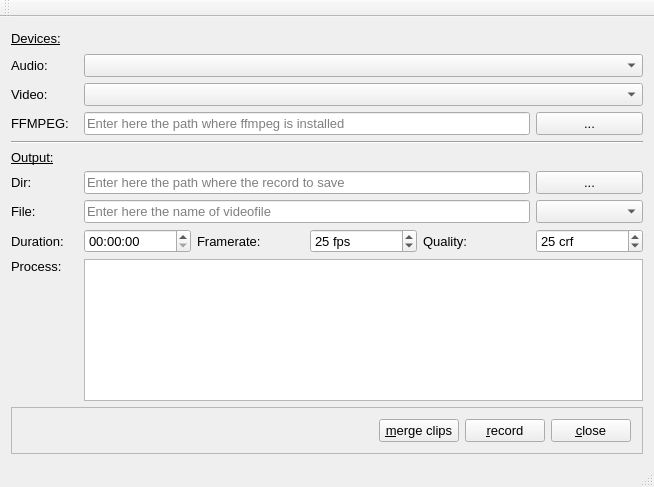
This is mainwindow.ui in fasa1964/screenrecorder as Qt 5 draws it before an edit. The edited form follows.
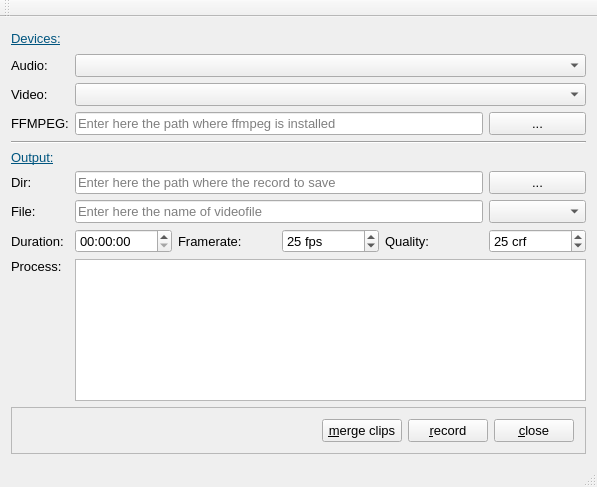
This is the edited form.

Commit message: Add settings to store values.

```diff
--- a/mainwindow.ui
+++ b/mainwindow.ui
@@ -6,7 +6,7 @@
    <rect>
     <x>0</x>
     <y>0</y>
-    <width>654</width>
+    <width>597</width>
     <height>487</height>
    </rect>
   </property>
@@ -59,6 +59,43 @@
     </item>
     <item row="5" column="0" rowspan="2">
      <widget class="QLabel" name="label_9">
+      <property name="palette">
+       <palette>
+        <active>
+         <colorrole role="WindowText">
+          <brush brushstyle="SolidPattern">
+           <color alpha="255">
+            <red>0</red>
+            <green>85</green>
+            <blue>127</blue>
+           </color>
+          </brush>
+         </colorrole>
+        </active>
+        <inactive>
+         <colorrole role="WindowText">
+          <brush brushstyle="SolidPattern">
+           <color alpha="255">
+            <red>0</red>
+            <green>85</green>
+            <blue>127</blue>
+           </color>
+          </brush>
+         </colorrole>
+        </inactive>
+        <disabled>
+         <colorrole role="WindowText">
+          <brush brushstyle="SolidPattern">
+           <color alpha="255">
+            <red>120</red>
+            <green>120</green>
+            <blue>120</blue>
+           </color>
+          </brush>
+         </colorrole>
+        </disabled>
+       </palette>
+      </property>
       <property name="font">
        <font>
         <underline>true</underline>
@@ -71,6 +108,43 @@
     </item>
     <item row="0" column="0">
      <widget class="QLabel" name="label">
+      <property name="palette">
+       <palette>
+        <active>
+         <colorrole role="WindowText">
+          <brush brushstyle="SolidPattern">
+           <color alpha="255">
+            <red>0</red>
+            <green>85</green>
+            <blue>127</blue>
+           </color>
+          </brush>
+         </colorrole>
+        </active>
+        <inactive>
+         <colorrole role="WindowText">
+          <brush brushstyle="SolidPattern">
+           <color alpha="255">
+            <red>0</red>
+            <green>85</green>
+            <blue>127</blue>
+           </color>
+          </brush>
+         </colorrole>
+        </inactive>
+        <disabled>
+         <colorrole role="WindowText">
+          <brush brushstyle="SolidPattern">
+           <color alpha="255">
+            <red>120</red>
+            <green>120</green>
+            <blue>120</blue>
+           </color>
+          </brush>
+         </colorrole>
+        </disabled>
+       </palette>
+      </property>
       <property name="font">
        <font>
         <underline>true</underline>
```
The commit also changes 2 other files.
